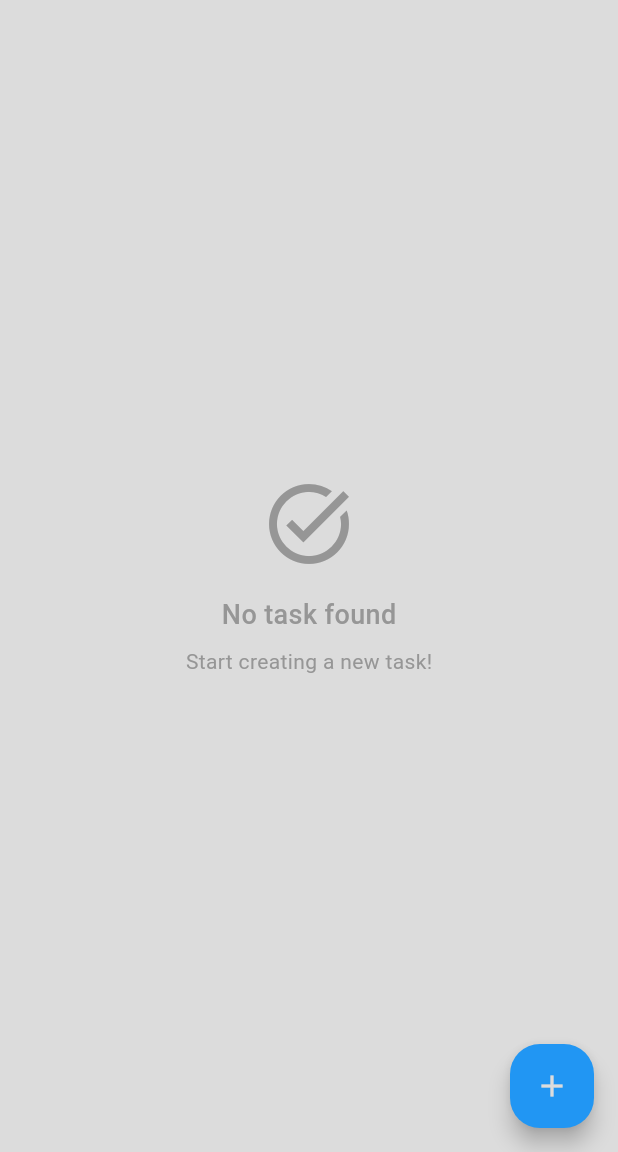
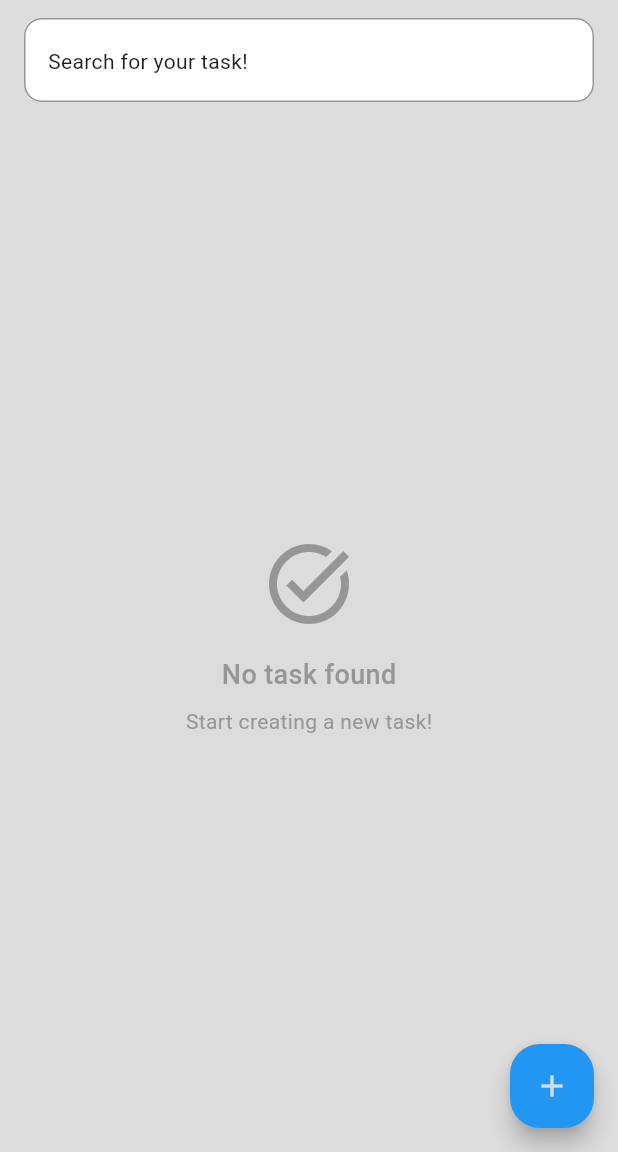
Before and after one commit to kenjiroyamada16/tekna-app, a Flutter app: the HomePage screen opened by its route, on a phone screen of 412 x 824 dp, the part 84-1236 px from its top. Run offline on Flutter 3.47's test engine with Material 3 defaults, Android fonts, the phone set to English and light mode, and no system bars; our stand-ins replace cached_network_image, flutter_bloc, get_it, image_picker, supabase_flutter; accounts and stored records are empty.

Commit message:
[UPDATE] task filter

```diff
--- a/lib/core/blocs/home_bloc.dart
+++ b/lib/core/blocs/home_bloc.dart
@@ -55,6 +55,12 @@ class HomeUpdateCategories extends HomeEvent {
 
 class HomeLogout extends HomeEvent {}
 
+class HomeSearchTask extends HomeEvent {
+  final String? query;
+
+  HomeSearchTask(this.query);
+}
+
 // States
 abstract class HomeState {}
 
@@ -96,6 +102,12 @@ class HomeDeleteTaskBottomSheet extends HomeState {
 
 class HomeGoBackToLogin extends HomeState {}
 
+class HomeFilteredTasks extends HomeState {
+  final List<Task> filteredTasks;
+
+  HomeFilteredTasks(this.filteredTasks);
+}
+
 // Bloc
 class HomeBloc extends Bloc<HomeEvent, HomeState> {
   final _tasksList = List<Task>.empty(growable: true);
@@ -115,6 +127,7 @@ class HomeBloc extends Bloc<HomeEvent, HomeState> {
     on<HomeEditTask>(_onEditTask);
     on<HomeUpdateCategories>(_onUpdateCategories);
     on<HomeLogout>(_onLogoutUser);
+    on<HomeSearchTask>(_onSearchTasks);
   }
 
   Future<void> _onLoadTasks(
@@ -246,4 +259,29 @@ class HomeBloc extends Bloc<HomeEvent, HomeState> {
       emit(HomeError(e.userFriendlyMessage));
     }
   }
+
+  Future<void> _onSearchTasks(
+    HomeSearchTask event,
+    Emitter<HomeState> emit,
+  ) async {
+    final query = event.query?.toLowerCase();
+
+    if (query == null || query.isEmpty) {
+      return emit(HomeSuccess(tasks: _tasksList));
+    }
+
+    final filteredTasks = _tasksList.where((task) {
+      final title = task.title.toLowerCase();
+      final description = task.description?.toLowerCase() ?? '';
+      final categoryName = task.category?.name.toLowerCase() ?? '';
+      final status = task.status.toLowerCase();
+
+      return title.contains(query) ||
+          description.contains(query) ||
+          categoryName.contains(query) ||
+          status.toLowerCase().contains(query);
+    }).toList();
+
+    emit(HomeFilteredTasks(filteredTasks));
+  }
 }
--- a/lib/presentation/pages/home_page.dart
+++ b/lib/presentation/pages/home_page.dart
@@ -92,11 +92,46 @@ class _HomePageState extends State<HomePage> {
         ],
       ),
       body: SafeArea(
-        child: BlocConsumer<HomeBloc, HomeState>(
+        child: CustomScrollView(
+          slivers: [
+            SliverPadding(
+              padding: const EdgeInsets.symmetric(vertical: 12, horizontal: 16),
+              sliver: SliverToBoxAdapter(
+                child: TextField(
+                  onChanged: (text) {
+                    _homeBloc.add(HomeSearchTask(text));
+                  },
+                  cursorColor: AppColors.black,
+                  decoration: InputDecoration(
+                    hint: Text('Search for your task!'),
+                    filled: true,
+                    fillColor: AppColors.white,
+                    focusedBorder: OutlineInputBorder(
+                      borderSide: BorderSide(),
+                      borderRadius: BorderRadius.circular(12),
+                    ),
+                    enabledBorder: OutlineInputBorder(
+                      borderSide: BorderSide(color: AppColors.grey),
+                      borderRadius: BorderRadius.circular(12),
+                    ),
+                    border: OutlineInputBorder(
+                      borderSide: BorderSide(color: AppColors.grey),
+                      borderRadius: BorderRadius.circular(12),
+                    ),
+                  ),
+                ),
+              ),
+            ),
+            SliverPadding(
+              padding: const EdgeInsets.symmetric(horizontal: 16),
+              sliver: BlocConsumer<HomeBloc, HomeState>(
                 bloc: _homeBloc,
                 listener: (_, state) {
                   if (state is HomeGoBackToLogin) {
-              Navigator.pushReplacementNamed(context, AppRouter.loginRoute);
+                    Navigator.pushReplacementNamed(
+                      context,
+                      AppRouter.loginRoute,
+                    );
                   }
 
                   if (state is HomeSuccess && state.message != null) {
@@ -121,15 +156,22 @@ class _HomePageState extends State<HomePage> {
                 },
                 builder: (_, state) {
                   if (state is HomeLoading) {
-              return const Center(child: CircularProgressIndicator());
+                    return SliverFillRemaining(
+                      child: const Center(child: CircularProgressIndicator()),
+                    );
                   }
 
                   if (state is HomeError) {
-              return Center(
+                    return SliverFillRemaining(
+                      child: Center(
                         child: Column(
                           mainAxisAlignment: MainAxisAlignment.center,
                           children: [
-                    Icon(Icons.error_outline, size: 64, color: AppColors.errorColor),
+                            Icon(
+                              Icons.error_outline,
+                              size: 64,
+                              color: AppColors.errorColor,
+                            ),
                             const SizedBox(height: 16),
                             Text(
                               state.message,
@@ -143,16 +185,43 @@ class _HomePageState extends State<HomePage> {
                             ),
                           ],
                         ),
+                      ),
+                    );
+                  }
+
+                  if (state is HomeFilteredTasks) {
+                    return SliverList.builder(
+                      itemCount: state.filteredTasks.length,
+                      itemBuilder: (_, index) {
+                        final task = state.filteredTasks[index];
+
+                        return TaskCard(
+                          task: task,
+                          onTapEditTask: (oldTask) {
+                            _homeBloc.add(HomeShowEditTaskDialog(task));
+                          },
+                          onTapDeleteTask: (taskId) {
+                            _homeBloc.add(
+                              HomeShowDeleteTaskBottomSheet(taskId),
+                            );
+                          },
+                        );
+                      },
                     );
                   }
 
                   if (state is HomeSuccess) {
                     if (state.tasks.isEmpty) {
-                return Center(
+                      return SliverFillRemaining(
+                        child: Center(
                           child: Column(
                             mainAxisAlignment: MainAxisAlignment.center,
                             children: [
-                      Icon(Icons.task_alt, size: 64, color: AppColors.grey),
+                              Icon(
+                                Icons.task_alt,
+                                size: 64,
+                                color: AppColors.grey,
+                              ),
                               const SizedBox(height: 16),
                               Text(
                                 'No task found',
@@ -169,11 +238,11 @@ class _HomePageState extends State<HomePage> {
                               ),
                             ],
                           ),
+                        ),
                       );
                     }
 
-              return ListView.builder(
-                padding: const EdgeInsets.fromLTRB(16, 16, 16, 64),
+                    return SliverList.builder(
                       itemCount: state.tasks.length,
                       itemBuilder: (_, index) {
                         final task = state.tasks[index];
@@ -184,15 +253,21 @@ class _HomePageState extends State<HomePage> {
                             _homeBloc.add(HomeShowEditTaskDialog(task));
                           },
                           onTapDeleteTask: (taskId) {
-                      _homeBloc.add(HomeShowDeleteTaskBottomSheet(taskId));
+                            _homeBloc.add(
+                              HomeShowDeleteTaskBottomSheet(taskId),
+                            );
                           },
                         );
                       },
                     );
                   }
 
-            return const SizedBox.shrink();
+                  return SliverToBoxAdapter();
                 },
+              ),
+            ),
+            SliverPadding(padding: EdgeInsets.symmetric(vertical: 32)),
+          ],
         ),
       ),
       floatingActionButton: FloatingActionButton(
```
Lines whose indentation alone changed are shown as unchanged.
